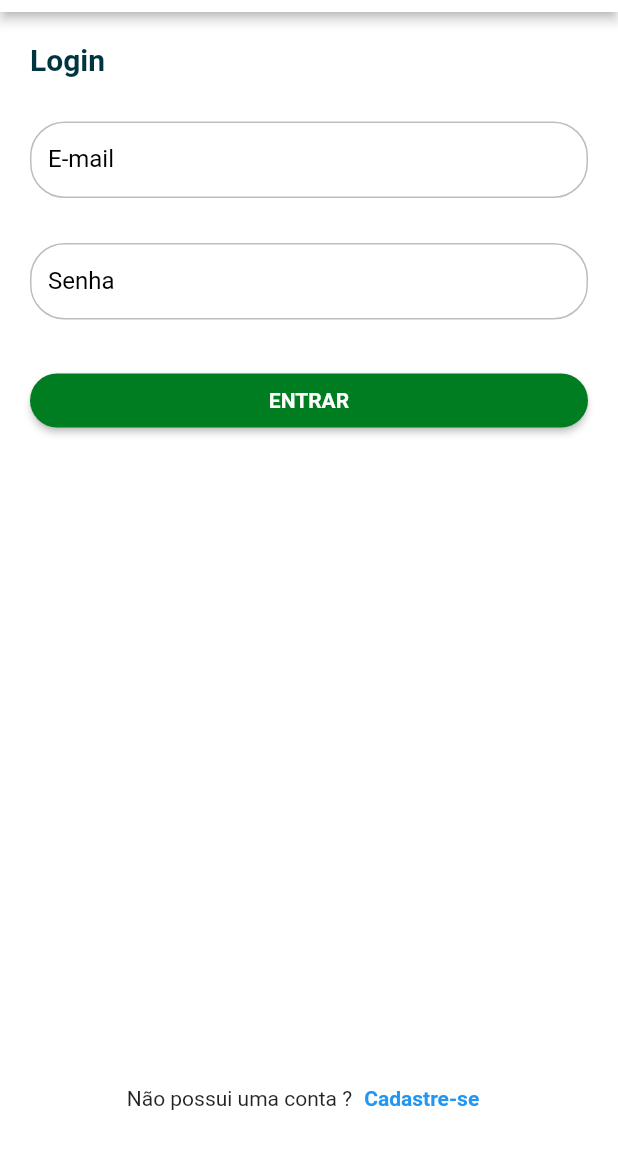
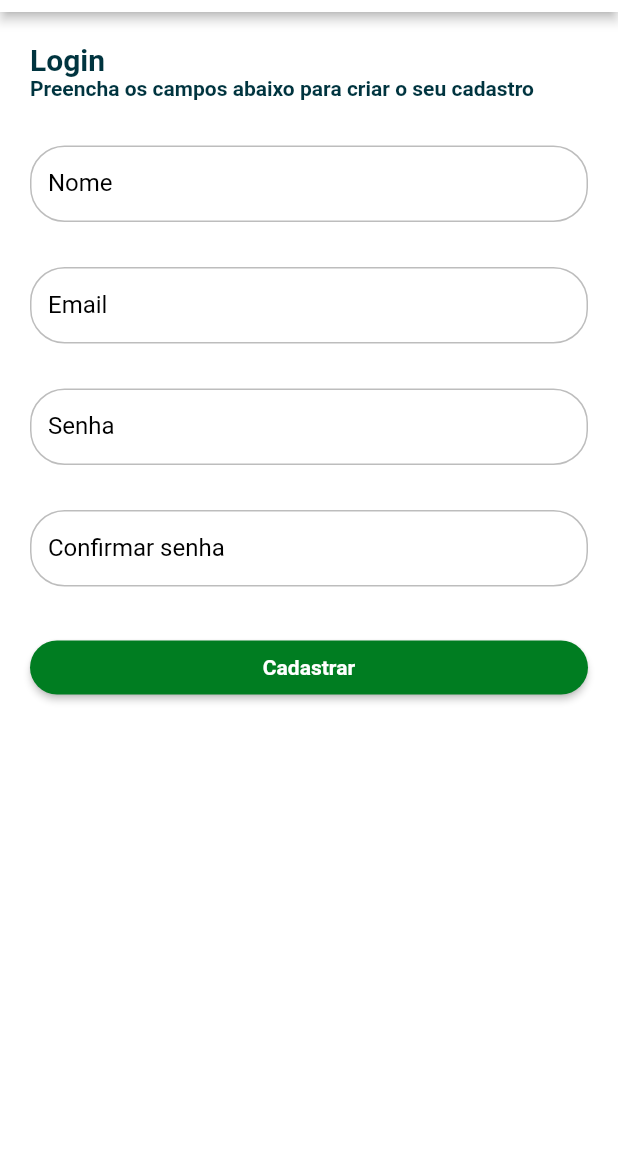
Before and after one commit to arielsardinha/vakinha_burger_flutter, a Flutter app: the LoginPage screen opened by its route, after a tap on "Cadastre-se", on a phone screen of 412 x 824 dp, the part 72-1236 px from its top. Run offline on Flutter 3.47's test engine with Material 2 defaults, Android fonts, the phone set to English and light mode, and no system bars; our stand-ins replace get; Roboto replaces fonts that are missing (mplus1).

Commit message:
construindo tela de cadastro

```diff
--- a/lib/app/modules/auth/login/login_page.dart
+++ b/lib/app/modules/auth/login/login_page.dart
@@ -61,7 +61,7 @@ class LoginPage extends StatelessWidget {
                             'Não possui uma conta ?',
                           ),
                           TextButton(
-                              onPressed: () {},
+                              onPressed: () => Get.toNamed('/auth/register'),
                               child: const Text(
                                 'Cadastre-se',
                                 style: VakinhaUi.textBold,
--- /dev/null
+++ b/lib/app/modules/auth/register/register_page.dart
@@ -0,0 +1,74 @@
+import 'package:flutter/material.dart';
+import 'package:get/get.dart';
+import 'package:vakinha_burger_mobile/app/core/ui/vakinha_ui.dart';
+import 'package:vakinha_burger_mobile/app/core/ui/widgets/vakinha_appar.dart';
+import 'package:vakinha_burger_mobile/app/core/ui/widgets/vakinha_button.dart';
+import 'package:vakinha_burger_mobile/app/core/ui/widgets/vakinha_textFormFild.dart';
+
+class RegisterPage extends StatelessWidget {
+  const RegisterPage({Key? key}) : super(key: key);
+
+  @override
+  Widget build(BuildContext context) {
+    return Scaffold(
+      appBar: VkAppBar(
+        elevation: 0,
+      ),
+      backgroundColor: Colors.white,
+      body: SingleChildScrollView(
+        child: IntrinsicHeight(
+          child: Padding(
+            padding: const EdgeInsets.all(20.0),
+            child: Form(
+              child: Column(
+                crossAxisAlignment: CrossAxisAlignment.start,
+                children: [
+                  Text(
+                    'Login',
+                    style: context.textTheme.headline6?.copyWith(
+                      fontWeight: FontWeight.bold,
+                      color: context.theme.primaryColorDark,
+                    ),
+                  ),
+                  Text(
+                    'Preencha os campos abaixo para criar o seu cadastro',
+                    style: context.textTheme.bodyText1?.copyWith(
+                      fontWeight: FontWeight.bold,
+                      color: context.theme.primaryColorDark,
+                    ),
+                  ),
+                  const SizedBox(
+                    height: 30,
+                  ),
+                  const VkTextFormField(label: 'Nome'),
+                  const SizedBox(
+                    height: 30,
+                  ),
+                  const VkTextFormField(label: 'Email'),
+                  const SizedBox(
+                    height: 30,
+                  ),
+                  const VkTextFormField(label: 'Senha'),
+                  const SizedBox(
+                    height: 30,
+                  ),
+                  const VkTextFormField(label: 'Confirmar senha'),
+                  const SizedBox(
+                    height: 30,
+                  ),
+                  Center(
+                    child: VkButton(
+                      onPressed: () {},
+                      label: 'Cadastrar',
+                      width: context.width,
+                    ),
+                  ),
+                ],
+              ),
+            ),
+          ),
+        ),
+      ),
+    );
+  }
+}
--- /dev/null
+++ b/lib/app/routes/register_page.dart
@@ -0,0 +1,14 @@
+import 'package:get/get.dart';
+import 'package:vakinha_burger_mobile/app/modules/auth/login/login_page.dart';
+import 'package:vakinha_burger_mobile/app/modules/auth/register/register_page.dart';
+
+class RegisterRoutes {
+  RegisterRoutes._();
+
+  static final routes = <GetPage>[
+    GetPage(
+      name: '/auth/register',
+      page: () => const RegisterPage(),
+    )
+  ];
+}
--- a/lib/main.dart
+++ b/lib/main.dart
@@ -2,6 +2,7 @@ import 'package:flutter/material.dart';
 import 'package:get/get.dart';
 import 'package:vakinha_burger_mobile/app/core/ui/vakinha_ui.dart';
 import 'package:vakinha_burger_mobile/app/routes/auth_routes.dart';
+import 'package:vakinha_burger_mobile/app/routes/register_page.dart';
 import 'package:vakinha_burger_mobile/app/routes/routes.dart';
 
 void main(List<String> args) {
@@ -16,7 +17,11 @@ class VakinhaBurgerMainApp extends StatelessWidget {
     return GetMaterialApp(
       title: 'Vakinha Burger',
       theme: VakinhaUi.theme,
-      getPages: [...SplashRoutes.routes, ...AuthRoutes.routes],
+      getPages: [
+        ...SplashRoutes.routes,
+        ...AuthRoutes.routes,
+        ...RegisterRoutes.routes
+      ],
       debugShowCheckedModeBanner: false,
     );
   }
```
